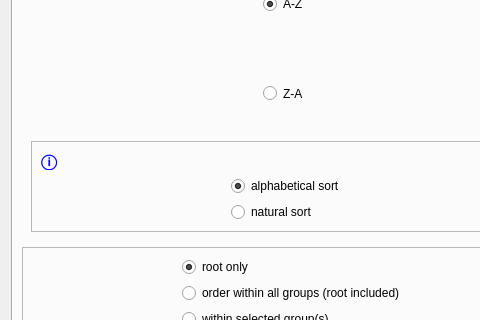
Above: sort_and_group_dialog_base.ui from ViperMiniQ/qgis-layer-tree-tools before the change; both pictures show x 0 to 480 and y 142 to 462 of the 570 by 577 pixel window. Below: the same form after it.
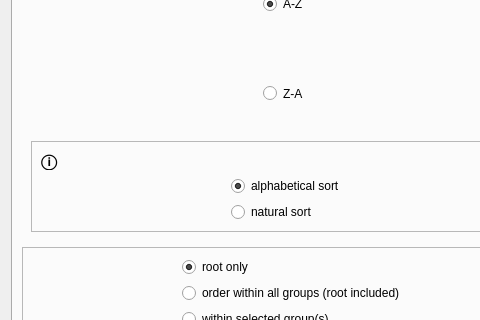
That is the form after the change. The open tabs and pages were chosen to show the change.

Commit message: fixed support for 3.0.0, removed unsupported UI elements, Help or Change log won't be shown in menu if qt version doesn't support rendeing MD format

```diff
--- a/sort_and_group_dialog_base.ui
+++ b/sort_and_group_dialog_base.ui
@@ -103,124 +103,6 @@
               </item>
               <item row="0" column="0">
                <widget class="QLabel" name="labelSortingTypesInfo">
-                <property name="palette">
-                 <palette>
-                  <active>
-                   <colorrole role="WindowText">
-                    <brush brushstyle="SolidPattern">
-                     <color alpha="255">
-                      <red>0</red>
-                      <green>0</green>
-                      <blue>255</blue>
-                     </color>
-                    </brush>
-                   </colorrole>
-                   <colorrole role="Text">
-                    <brush brushstyle="SolidPattern">
-                     <color alpha="255">
-                      <red>0</red>
-                      <green>0</green>
-                      <blue>255</blue>
-                     </color>
-                    </brush>
-                   </colorrole>
-                   <colorrole role="ButtonText">
-                    <brush brushstyle="SolidPattern">
-                     <color alpha="255">
-                      <red>0</red>
-                      <green>0</green>
-                      <blue>255</blue>
-                     </color>
-                    </brush>
-                   </colorrole>
-                   <colorrole role="PlaceholderText">
-                    <brush brushstyle="SolidPattern">
-                     <color alpha="128">
-                      <red>0</red>
-                      <green>0</green>
-                      <blue>255</blue>
-                     </color>
-                    </brush>
-                   </colorrole>
-                  </active>
-                  <inactive>
-                   <colorrole role="WindowText">
-                    <brush brushstyle="SolidPattern">
-                     <color alpha="255">
-                      <red>0</red>
-                      <green>0</green>
-                      <blue>255</blue>
-                     </color>
-                    </brush>
-                   </colorrole>
-                   <colorrole role="Text">
-                    <brush brushstyle="SolidPattern">
-                     <color alpha="255">
-                      <red>0</red>
-                      <green>0</green>
-                      <blue>255</blue>
-                     </color>
-                    </brush>
-                   </colorrole>
-                   <colorrole role="ButtonText">
-                    <brush brushstyle="SolidPattern">
-                     <color alpha="255">
-                      <red>0</red>
-                      <green>0</green>
-                      <blue>255</blue>
-                     </color>
-                    </brush>
-                   </colorrole>
-                   <colorrole role="PlaceholderText">
-                    <brush brushstyle="SolidPattern">
-                     <color alpha="128">
-                      <red>0</red>
-                      <green>0</green>
-                      <blue>255</blue>
-                     </color>
-                    </brush>
-                   </colorrole>
-                  </inactive>
-                  <disabled>
-                   <colorrole role="WindowText">
-                    <brush brushstyle="SolidPattern">
-                     <color alpha="255">
-                      <red>120</red>
-                      <green>120</green>
-                      <blue>120</blue>
-                     </color>
-                    </brush>
-                   </colorrole>
-                   <colorrole role="Text">
-                    <brush brushstyle="SolidPattern">
-                     <color alpha="255">
-                      <red>120</red>
-                      <green>120</green>
-                      <blue>120</blue>
-                     </color>
-                    </brush>
-                   </colorrole>
-                   <colorrole role="ButtonText">
-                    <brush brushstyle="SolidPattern">
-                     <color alpha="255">
-                      <red>120</red>
-                      <green>120</green>
-                      <blue>120</blue>
-                     </color>
-                    </brush>
-                   </colorrole>
-                   <colorrole role="PlaceholderText">
-                    <brush brushstyle="SolidPattern">
-                     <color alpha="128">
-                      <red>0</red>
-                      <green>0</green>
-                      <blue>0</blue>
-                     </color>
-                    </brush>
-                   </colorrole>
-                  </disabled>
-                 </palette>
-                </property>
                 <property name="font">
                  <font>
                   <pointsize>12</pointsize>
```
Left out of the diff: 154 changed lines with no effect on the pictures. The commit also changes 2 other files.
